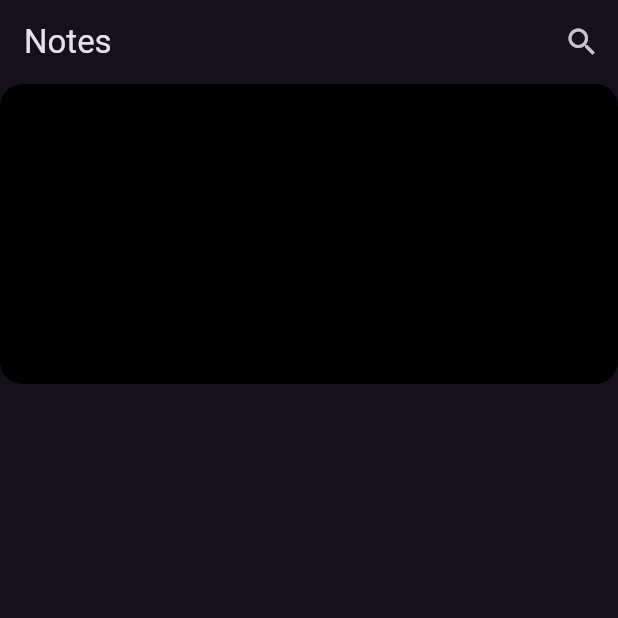
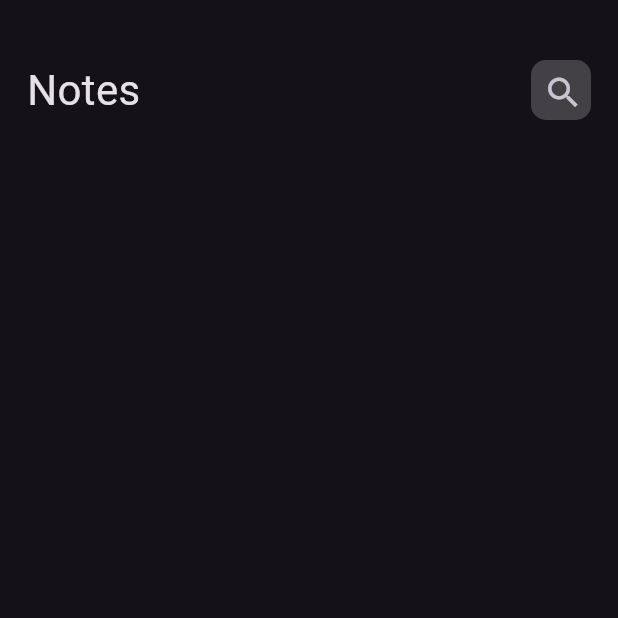
Before and after one commit to MahmoudElkhadem/notes_app, a Flutter app: the screen it shows after launch, on a phone screen of 412 x 824 dp, the top half of it. Run offline on Flutter 3.47's test engine with Material 3 defaults, Android fonts, the phone set to English and light mode, and no system bars.

Commit message:
add custom appbar

```diff
--- a/lib/views/notes_view.dart
+++ b/lib/views/notes_view.dart
@@ -1,26 +1,13 @@
 import 'package:flutter/material.dart';
+import 'package:note/views/widgets/notes_view_body.dart';
 
 class NotesView extends StatelessWidget {
   const NotesView({super.key});
 
   @override
   Widget build(BuildContext context) {
-    return Scaffold(
-        appBar: AppBar(
-          title: const Text('Notes'),
-          actions: [IconButton(
-            onPressed: (){},
-            icon: const Icon(Icons.search)
-            )],
-        ),
-        body: Container(
-          decoration: BoxDecoration(
-          color: Colors.black,
-          borderRadius: BorderRadius.circular(15),
-          ),
-          height: 200,
-          width: double.infinity,
-        )
+    return const Scaffold(
+        body: NotesViewBody() ,
       );
   }
 }
--- /dev/null
+++ b/lib/views/widgets/custom_appbar.dart
@@ -0,0 +1,27 @@
+import 'package:flutter/material.dart';
+
+class CustomAppbar extends StatelessWidget {
+  const CustomAppbar({super.key});
+
+  @override
+  Widget build(BuildContext context) {
+    return Row(
+      mainAxisAlignment: MainAxisAlignment.spaceBetween,
+      children: [
+        const Text('Notes',
+        style: TextStyle(
+          fontSize: 28
+        ),
+        ),
+        Container(
+          height: 40,
+          width: 40,
+          decoration: BoxDecoration(
+            color: Colors.white.withOpacity(.2),
+            borderRadius: BorderRadius.circular(10),
+          ),
+          child:  IconButton(onPressed: (){},icon: const Icon(Icons.search,size: 27,)),
+        )
+    ],);
+  }
+}
--- /dev/null
+++ b/lib/views/widgets/notes_view_body.dart
@@ -0,0 +1,21 @@
+import 'package:flutter/material.dart';
+import 'package:note/views/widgets/custom_appbar.dart';
+
+class NotesViewBody extends StatelessWidget {
+  const NotesViewBody({super.key});
+
+  @override
+  Widget build(BuildContext context) {
+    return Padding(
+      padding: const EdgeInsets.symmetric(horizontal: 18),
+      child: const Column(
+        children:[
+          SizedBox(
+            height: 40,
+          ),
+          CustomAppbar()
+        ]
+      ),
+    );
+  }
+}
```
